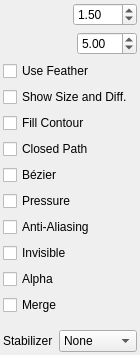
pencil2d/pencil, file app/ui/tooloptions.ui: the form before one commit.
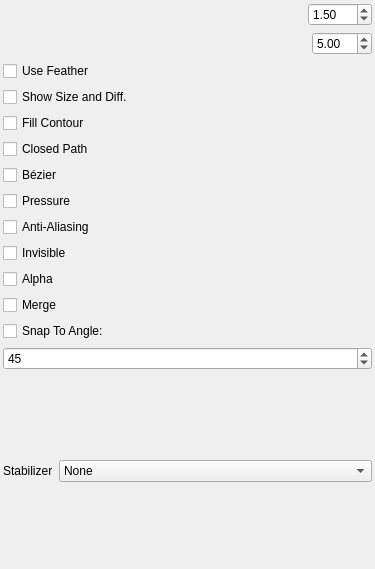
The form after the commit. Custom widgets are drawn as their Qt base class.

```diff
--- a/app/ui/tooloptions.ui
+++ b/app/ui/tooloptions.ui
@@ -6,8 +6,8 @@
    <rect>
     <x>0</x>
     <y>0</y>
-    <width>140</width>
-    <height>355</height>
+    <width>375</width>
+    <height>569</height>
    </rect>
   </property>
   <property name="minimumSize">
@@ -48,8 +48,8 @@
        <rect>
         <x>0</x>
         <y>0</y>
-        <width>153</width>
-        <height>340</height>
+        <width>375</width>
+        <height>569</height>
        </rect>
       </property>
       <property name="autoFillBackground">
@@ -245,6 +245,26 @@
            </property>
           </widget>
          </item>
+         <item>
+          <widget class="QCheckBox" name="snapAngleBox">
+           <property name="text">
+            <string>Snap To Angle:</string>
+           </property>
+          </widget>
+         </item>
+         <item>
+          <widget class="QSpinBox" name="snapAngleDegrees">
+           <property name="minimum">
+            <number>1</number>
+           </property>
+           <property name="maximum">
+            <number>90</number>
+           </property>
+           <property name="value">
+            <number>45</number>
+           </property>
+          </widget>
+         </item>
         </layout>
        </item>
        <item>
```
Left out of the diff: 10 changed lines with no effect on the pictures.
